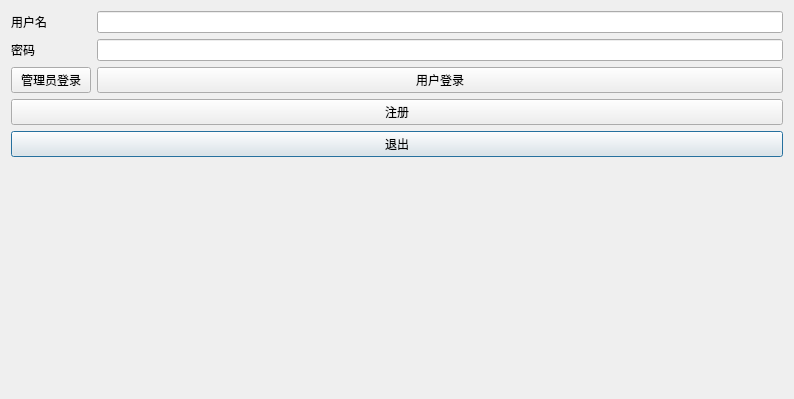
Old version of the form Client/UI/TrainUI/login.ui in the repository TimerChen/TrainTickets.
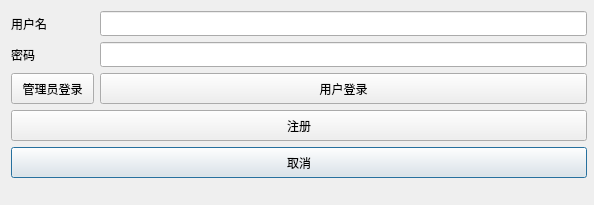
New version of the form. Icons and pictures are not drawn.

```diff
--- a/Client/UI/TrainUI/login.ui
+++ b/Client/UI/TrainUI/login.ui
@@ -6,20 +6,20 @@
    <rect>
     <x>0</x>
     <y>0</y>
-    <width>794</width>
-    <height>399</height>
+    <width>594</width>
+    <height>205</height>
    </rect>
   </property>
   <property name="minimumSize">
    <size>
-    <width>794</width>
-    <height>399</height>
+    <width>594</width>
+    <height>205</height>
    </size>
   </property>
   <property name="maximumSize">
    <size>
-    <width>794</width>
-    <height>399</height>
+    <width>594</width>
+    <height>205</height>
    </size>
   </property>
   <property name="windowTitle">
@@ -42,13 +42,37 @@
    </item>
    <item row="7" column="0" colspan="2">
     <widget class="QPushButton" name="exitBtn">
+     <property name="minimumSize">
+      <size>
+       <width>576</width>
+       <height>31</height>
+      </size>
+     </property>
+     <property name="maximumSize">
+      <size>
+       <width>576</width>
+       <height>31</height>
+      </size>
+     </property>
      <property name="text">
-      <string>退出</string>
+      <string>取消</string>
      </property>
     </widget>
    </item>
    <item row="5" column="0">
     <widget class="QPushButton" name="auloginBtn">
+     <property name="minimumSize">
+      <size>
+       <width>83</width>
+       <height>31</height>
+      </size>
+     </property>
+     <property name="maximumSize">
+      <size>
+       <width>83</width>
+       <height>31</height>
+      </size>
+     </property>
      <property name="text">
       <string>管理员登录</string>
      </property>
@@ -56,19 +80,69 @@
    </item>
    <item row="5" column="1">
     <widget class="QPushButton" name="loginBtn">
+     <property name="minimumSize">
+      <size>
+       <width>487</width>
+       <height>31</height>
+      </size>
+     </property>
+     <property name="maximumSize">
+      <size>
+       <width>487</width>
+       <height>31</height>
+      </size>
+     </property>
      <property name="text">
       <string>用户登录</string>
      </property>
     </widget>
    </item>
    <item row="2" column="1">
-    <widget class="QLineEdit" name="pwdLineEdit"/>
+    <widget class="QLineEdit" name="pwdLineEdit">
+     <property name="minimumSize">
+      <size>
+       <width>487</width>
+       <height>25</height>
+      </size>
+     </property>
+     <property name="maximumSize">
+      <size>
+       <width>487</width>
+       <height>25</height>
+      </size>
+     </property>
+    </widget>
    </item>
    <item row="1" column="1">
-    <widget class="QLineEdit" name="usrLineEdit"/>
+    <widget class="QLineEdit" name="usrLineEdit">
+     <property name="minimumSize">
+      <size>
+       <width>487</width>
+       <height>25</height>
+      </size>
+     </property>
+     <property name="maximumSize">
+      <size>
+       <width>487</width>
+       <height>25</height>
+      </size>
+     </property>
+    </widget>
    </item>
    <item row="6" column="0" colspan="2">
     <widget class="QPushButton" name="registBtn">
+     <property name="minimumSize">
+      <size>
+       <width>576</width>
+       <height>31</height>
+      </size>
+     </property>
+     <property name="maximumSize">
+      <size>
+       <width>576</width>
+       <height>31</height>
+      </size>
+     </property>
      <property name="text">
       <string>注册</string>
      </property>
```
Left out of the diff: 4 changed lines with no effect on the pictures.
